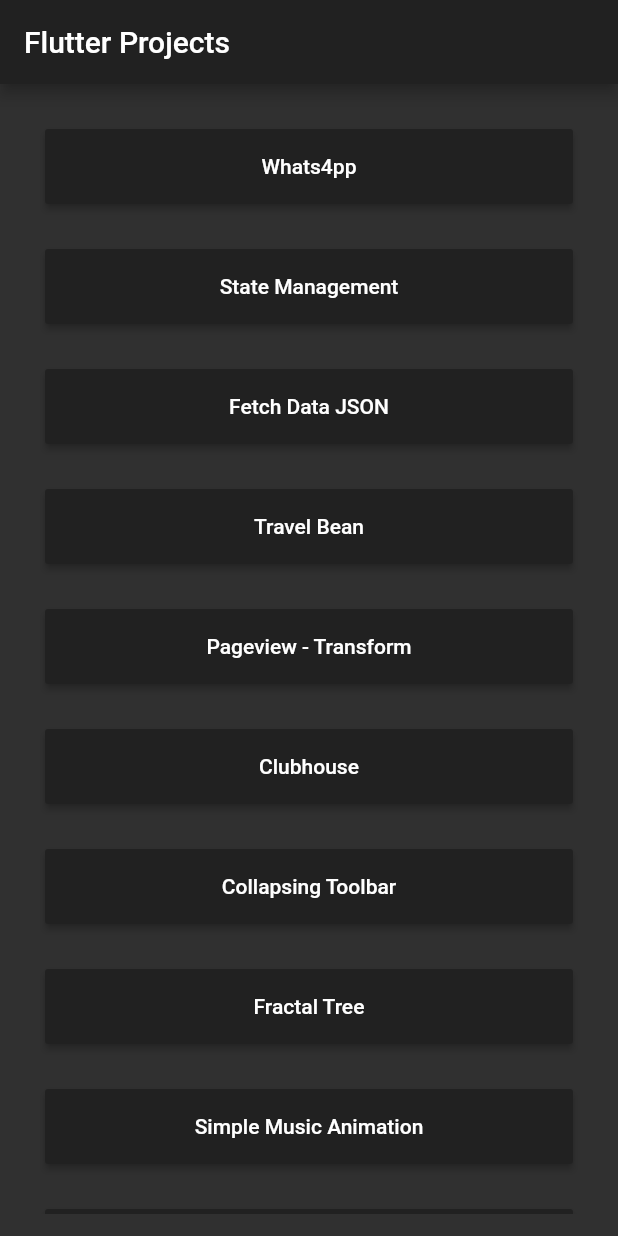
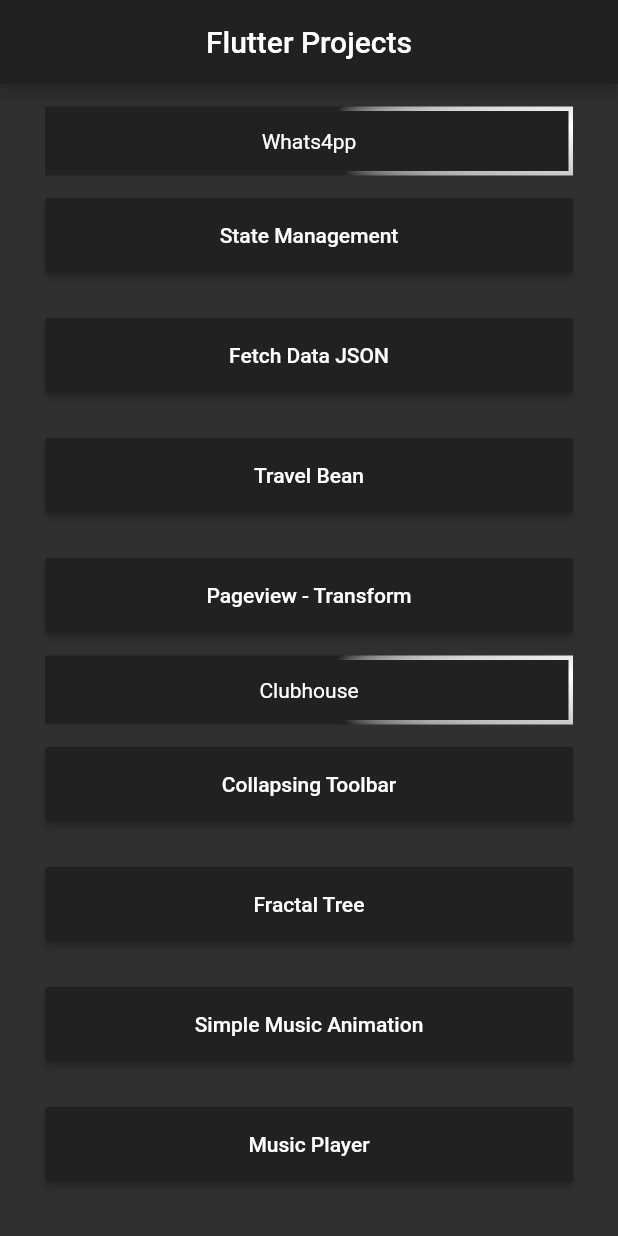
Before and after one commit to rdrocca/flutter-projects, a Flutter app: the screen it shows after launch, on a phone screen of 412 x 824 dp. Run offline on Flutter 3.47's test engine with Material 2 defaults, Android fonts, the phone set to English and light mode, and no system bars; our stand-ins replace google_fonts.

Commit message:
Adding some special button

```diff
--- a/lib/main.dart
+++ b/lib/main.dart
@@ -3,6 +3,7 @@
 
 import 'package:flutter/material.dart';
 import 'package:flutter/services.dart';
+import 'package:flutter_projects/snake_button.dart';
 import 'package:flutter_projects/state_mngmnt/main_state_mngmnt.dart';
 
 import './clubhouse/main_clubhouse.dart';
@@ -39,18 +40,20 @@ class MyAppState extends State<MyApp> {
 
   @override
   Widget build(BuildContext context) {
-    SystemChrome.setEnabledSystemUIOverlays([SystemUiOverlay.bottom]);
+    SystemChrome.setEnabledSystemUIMode(SystemUiMode.manual,
+        overlays: [SystemUiOverlay.bottom]);
     return Scaffold(
       appBar: AppBar(
         title: Text("Flutter Projects"),
+        centerTitle: true,
       ),
       body: Padding(
         padding: EdgeInsets.all(15.0),
         child: ListView(
           children: <Widget>[
-            MyMenuButton(
+            SnakeButton(
               title: "Whats4pp",
-              actionTap: () {
+              onTap: () {
                 onButtonTap(
                   MainWhats4pp(),
                 );
@@ -58,7 +61,7 @@ class MyAppState extends State<MyApp> {
             ),
             MyMenuButton(
               title: "State Management",
-              actionTap: () {
+              onTap: () {
                 onButtonTap(
                   MainStateMngmnt(),
                 );
@@ -66,7 +69,7 @@ class MyAppState extends State<MyApp> {
             ),
             MyMenuButton(
               title: "Fetch Data JSON",
-              actionTap: () {
+              onTap: () {
                 onButtonTap(
                   MainFetchData(),
                 );
@@ -74,7 +77,7 @@ class MyAppState extends State<MyApp> {
             ),
             MyMenuButton(
               title: "Travel Bean",
-              actionTap: () {
+              onTap: () {
                 onButtonTap(
                   MainTravelBean(),
                 );
@@ -82,22 +85,22 @@ class MyAppState extends State<MyApp> {
             ),
             MyMenuButton(
               title: "Pageview - Transform",
-              actionTap: () {
+              onTap: () {
                 onButtonTap(
                   MainPageviewTransform(),
                 );
               },
             ),
-            MyMenuButton(
+            SnakeButton(
                 title: "Clubhouse",
-                actionTap: () {
+                onTap: () {
                   onButtonTap(
                     MainClubhouse(),
                   );
                 }),
             MyMenuButton(
               title: "Collapsing Toolbar",
-              actionTap: () {
+              onTap: () {
                 onButtonTap(
                   MainTimeline(),
                 );
@@ -105,14 +108,14 @@ class MyAppState extends State<MyApp> {
             ),
             MyMenuButton(
                 title: "Fractal Tree",
-                actionTap: () {
+                onTap: () {
                   onButtonTap(
                     MainFractalTree(),
                   );
                 }),
             MyMenuButton(
               title: "Simple Music Animation",
-              actionTap: () {
+              onTap: () {
                 onButtonTap(
                   MainSimpleMusicAnimation(),
                 );
@@ -120,62 +123,12 @@ class MyAppState extends State<MyApp> {
             ),
             MyMenuButton(
               title: "Music Player",
-              actionTap: () {
+              onTap: () {
                 onButtonTap(
                   MainMusicPlayer(),
                 );
               },
             ),
-            // MyMenuButton(
-            //   title: "ScrollController and ScrollNotification",
-            //   actionTap: () {
-            //     onButtonTap(
-            //       MainScrollController(),
-            //     );
-            //   },
-            // ),
-            // MyMenuButton(
-            //   title: "Apps Clone",
-            //   actionTap: () {
-            //     onButtonTap(
-            //       MainAppsClone(),
-            //     );
-            //   },
-            // ),
-            // MyMenuButton(
-            //   title: "Animations",
-            //   actionTap: () {
-            //     onButtonTap(
-            //       MainAnimations(),
-            //     );
-            //   },
-            // ),
-            // MyMenuButton(
-            //   title: "Communication Widgets",
-            //   actionTap: () {
-            //     onButtonTap(
-            //       MainCommunicationWidgets(),
-            //     );
-            //   },
-            // ),
-            // MyMenuButton(
-            //   title: "Split Image",
-            //   actionTap: () {
-            //     onButtonTap(MainSplitImage());
-            //   },
-            // ),
-            // MyMenuButton(
-            //   title: "Custom AppBar & SliverAppBar",
-            //   actionTap: () {
-            //     onButtonTap(MainAppBarSliverAppBar());
-            //   },
-            // ),
-            // MyMenuButton(
-            //   title: "Menu Navigations",
-            //   actionTap: () {
-            //     onButtonTap(MainMenuNavigations());
-            //   },
-            // ),
           ],
         ),
       ),
@@ -184,10 +137,10 @@ class MyAppState extends State<MyApp> {
 }
 
 class MyMenuButton extends StatelessWidget {
-  MyMenuButton({required this.title, required this.actionTap});
+  MyMenuButton({required this.title, required this.onTap});
 
   final String title;
-  final VoidCallback actionTap;
+  final VoidCallback onTap;
 
   @override
   Widget build(BuildContext context) {
@@ -198,7 +151,7 @@ class MyMenuButton extends StatelessWidget {
         color: Theme.of(context).primaryColor,
         textColor: Colors.white,
         child: new Text(title),
-        onPressed: actionTap,
+        onPressed: onTap,
       ),
     );
   }
--- /dev/null
+++ b/lib/snake_button.dart
@@ -0,0 +1,116 @@
+import 'package:flutter/material.dart';
+import 'package:vector_math/vector_math_64.dart' as vector;
+
+class SnakeButton extends StatefulWidget {
+  const SnakeButton({
+    Key? key,
+    this.duration = const Duration(seconds: 9),
+    required this.title,
+    required this.onTap,
+  }) : super(key: key);
+  final String title;
+  final Duration duration;
+  final VoidCallback onTap;
+  @override
+  _SnakeButtonState createState() => _SnakeButtonState();
+}
+
+class _SnakeButtonState extends State<SnakeButton>
+    with SingleTickerProviderStateMixin {
+  late AnimationController _controller;
+
+  @override
+  void initState() {
+    super.initState();
+    _controller = AnimationController(vsync: this, duration: widget.duration);
+    //_controller.reverse();
+    _controller.repeat();
+  }
+
+  @override
+  void dispose() {
+    _controller.dispose();
+    super.dispose();
+  }
+
+  @override
+  Widget build(BuildContext context) {
+    return Padding(
+      padding: const EdgeInsets.symmetric(horizontal: 15),
+      child: InkWell(
+        onTap: widget.onTap,
+        child: CustomPaint(
+          painter: _SnakePainter(
+            animation: _controller,
+            snakeColor: Colors.white,
+            backgroundColor: Colors.grey.shade900,
+            borderColor: Colors.grey.shade900,
+          ),
+          child: Container(
+            padding: const EdgeInsets.all(15.0),
+            alignment: Alignment.center,
+            child: Text(
+              widget.title,
+              style: TextStyle(color: Colors.white),
+            ),
+          ),
+        ),
+      ),
+    );
+  }
+}
+
+class _SnakePainter extends CustomPainter {
+  _SnakePainter(
+      {required this.animation,
+      required this.snakeColor,
+      required this.backgroundColor,
+      required this.borderColor})
+      : super(repaint: animation);
+  final Animation animation;
+  final Color snakeColor;
+  final Color backgroundColor;
+  final Color borderColor;
+
+  @override
+  void paint(Canvas canvas, Size size) {
+    final rect = Offset.zero & size;
+    // final path = Path();
+
+    final path1 = Path()..addRect(rect);
+    // final path2 = Path()..addRect(rect..deflate(45.0));
+    // var path = Path.combine(PathOperation.xor, path1, path2);
+
+    //final path = Path.combine(
+    //  PathOperation.intersect,
+    //  //Path()..,
+    //  Path()..addRect(rect),
+    //  Path()..addRect(rect..deflate(2.0)),
+    //);
+
+    canvas.drawPath(
+        path1,
+        Paint()
+          ..shader = SweepGradient(
+            colors: [borderColor, snakeColor, borderColor],
+            //stops: [0, 0.9, 1.0],
+            startAngle: 0.0,
+            endAngle: vector.radians(90),
+            transform:
+                GradientRotation(vector.radians(360.0 * animation.value)),
+          ).createShader(rect));
+
+    canvas.drawRect(
+        rect.deflate(3.0),
+        Paint()
+          ..color = backgroundColor
+          //..strokeWidth = 6.0
+          ..style = PaintingStyle.fill);
+  }
+
+  @override
+  bool shouldRepaint(_SnakePainter oldDelegate) => false;
+
+  //@override
+  //bool shouldRebuildSemantics(_SnakePainter oldDelegate) => false;
+}
```
